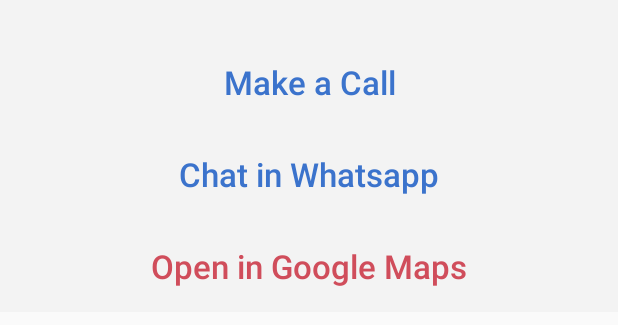
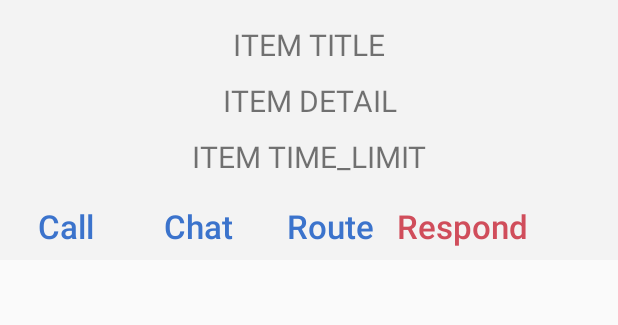
Before and after one commit to aayushamann/ThisProject, an Android app: the layout request_modal_bottomsheet.xml on its own in the app's theme, with its tools: preview values and no code run, on a phone screen of 412 x 824 dp. Shown: the top 325 px of the screen. Run offline under Robolectric (Android 15) with nearby library versions, the phone set to English and light mode, and no system bars.

Commit message:
Customized things a bit

```diff
--- a/app/src/main/res/layout/request_modal_bottomsheet.xml
+++ b/app/src/main/res/layout/request_modal_bottomsheet.xml
@@ -1,4 +1,5 @@
 <?xml version="1.0" encoding="utf-8"?>
+
 <LinearLayout xmlns:android="http://schemas.android.com/apk/res/android"
     android:paddingTop="@dimen/activity_vertical_margin"
     android:background="#F3F3F3"
@@ -6,22 +7,75 @@
     android:layout_width="match_parent"
     android:layout_height="wrap_content">
 
+    <LinearLayout
+        android:layout_width="match_parent"
+        android:layout_height="match_parent">
+        <TextView
+            android:layout_width="match_parent"
+            android:layout_height="wrap_content"
+            android:gravity="center"
+            android:text="ITEM TITLE"
+            android:textSize="20dp"
+            android:id="@+id/titleText"/>
+    </LinearLayout>
+    <LinearLayout
+        android:layout_marginTop="10dp"
+        android:layout_width="match_parent"
+        android:layout_height="match_parent">
+        <TextView
+            android:layout_width="match_parent"
+            android:layout_height="wrap_content"
+            android:gravity="center"
+            android:text="ITEM DETAIL"
+            android:textSize="20dp"
+            android:id="@+id/DetailText"/>
+    </LinearLayout>
+
+    <LinearLayout
+        android:layout_marginTop="10dp"
+        android:layout_width="match_parent"
+        android:layout_height="match_parent">
+        <TextView
+            android:layout_width="match_parent"
+            android:layout_height="wrap_content"
+            android:gravity="center"
+            android:text="ITEM TIME_LIMIT"
+            android:textSize="20dp"
+            android:id="@+id/timetext"/>
+    </LinearLayout>
+
+<LinearLayout
+    android:layout_width="match_parent"
+    android:layout_height="match_parent"
+    android:layout_marginTop="10dp">
+
     <Button
-        android:layout_marginTop="@dimen/activity_vertical_margin"
-        android:text="Make a Call"
+        android:text="Call"
+        android:layout_width="wrap_content"
         style="@style/action_button_bs"
         android:id="@+id/btn_call"/>
+
     <Button
-        android:layout_marginTop="@dimen/activity_vertical_margin"
-        android:text="Chat in Whatsapp"
+        android:text="Chat"
+        android:layout_width="wrap_content"
         style="@style/action_button_bs"
         android:textAllCaps="false"
         android:id="@+id/btn_whatsapp"/>
+
     <Button
-        android:layout_marginBottom="8dp"
-        android:layout_marginTop="@dimen/activity_vertical_margin"
-        android:text="Open in Google Maps"
+        android:text="Route"
+        android:layout_width="wrap_content"
+        style="@style/action_button_bs"
+        android:id="@+id/btn_gmap"/>
+
+    <Button
+        android:text="Respond"
+        android:layout_width="wrap_content"
         android:textColor="#D04D5B"
         style="@style/action_button_bs"
-        android:id="@+id/btn_gmap"/>
+        android:id="@+id/respond_to_request"/>
+
+
 </LinearLayout>
+
+</LinearLayout>
```
Also changed, not shown: app/src/main/java/com/saluchen/thisproject/HomeActivity.java (+51 -7 lines).
